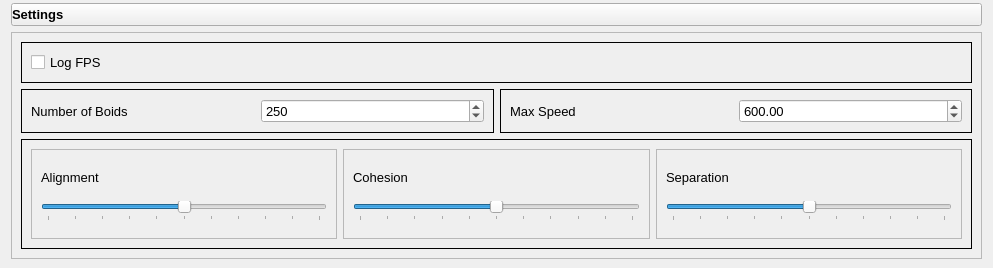
The window that ui/Settings.ui (kpdudek/Boids) describes before a commit, drawn with Qt 5.
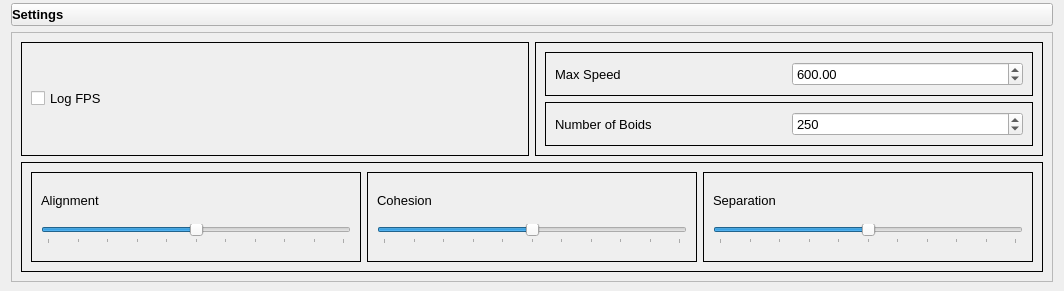
The same window after the commit. Icons and pictures are not drawn.

The edit to the form file:
```diff
--- a/ui/Settings.ui
+++ b/ui/Settings.ui
@@ -6,8 +6,8 @@
    <rect>
     <x>0</x>
     <y>0</y>
-    <width>993</width>
-    <height>264</height>
+    <width>1064</width>
+    <height>288</height>
    </rect>
   </property>
   <property name="sizePolicy">
@@ -76,94 +76,31 @@
       <enum>QFrame::Plain</enum>
      </property>
      <layout class="QGridLayout" name="gridLayout_9">
-      <item row="1" column="1">
-       <widget class="QFrame" name="frame_5">
+      <item row="0" column="0" colspan="2">
+       <widget class="QFrame" name="frame">
         <property name="frameShape">
          <enum>QFrame::Box</enum>
         </property>
         <property name="frameShadow">
          <enum>QFrame::Plain</enum>
         </property>
-        <layout class="QGridLayout" name="gridLayout_7">
-         <item row="0" column="0">
-          <widget class="QLabel" name="label_5">
+        <layout class="QGridLayout" name="gridLayout_6">
+         <item row="1" column="0">
+          <widget class="QCheckBox" name="checkBox">
            <property name="font">
             <font>
              <pointsize>10</pointsize>
             </font>
            </property>
            <property name="text">
-            <string>Max Speed</string>
+            <string>Log FPS</string>
            </property>
           </widget>
          </item>
-         <item row="0" column="1">
-          <widget class="QDoubleSpinBox" name="doubleSpinBox">
-           <property name="font">
-            <font>
-             <pointsize>10</pointsize>
-            </font>
-           </property>
-           <property name="minimum">
-            <double>1.000000000000000</double>
-           </property>
-           <property name="maximum">
-            <double>1000.000000000000000</double>
-           </property>
-           <property name="singleStep">
-            <double>10.000000000000000</double>
-           </property>
-           <property name="value">
-            <double>600.000000000000000</double>
-           </property>
-          </widget>
-         </item>
         </layout>
        </widget>
       </item>
-      <item row="1" column="0">
-       <widget class="QFrame" name="frame_6">
-        <property name="frameShape">
-         <enum>QFrame::Box</enum>
-        </property>
-        <property name="frameShadow">
-         <enum>QFrame::Plain</enum>
-        </property>
-        <layout class="QGridLayout" name="gridLayout_8">
-         <item row="0" column="0">
-          <widget class="QLabel" name="label_4">
-           <property name="font">
-            <font>
-             <pointsize>10</pointsize>
-            </font>
-           </property>
-           <property name="text">
-            <string>Number of Boids</string>
-           </property>
-          </widget>
-         </item>
-         <item row="0" column="1">
-          <widget class="QSpinBox" name="spinBox">
-           <property name="font">
-            <font>
-             <pointsize>10</pointsize>
-            </font>
-           </property>
-           <property name="minimum">
-            <number>1</number>
-           </property>
-           <property name="maximum">
-            <number>500</number>
-           </property>
-           <property name="value">
-            <number>250</number>
-           </property>
-          </widget>
-         </item>
-        </layout>
-       </widget>
-      </item>
-      <item row="2" column="0" colspan="2">
+      <item row="2" column="0" colspan="4">
        <widget class="QFrame" name="flocking_settings">
         <property name="minimumSize">
          <size>
@@ -208,10 +145,10 @@
             </size>
            </property>
            <property name="frameShape">
-            <enum>QFrame::StyledPanel</enum>
+            <enum>QFrame::Box</enum>
            </property>
            <property name="frameShadow">
-            <enum>QFrame::Raised</enum>
+            <enum>QFrame::Plain</enum>
            </property>
            <layout class="QGridLayout" name="gridLayout_5">
             <item row="0" column="0">
@@ -269,10 +206,10 @@
             </size>
            </property>
            <property name="frameShape">
-            <enum>QFrame::StyledPanel</enum>
+            <enum>QFrame::Box</enum>
            </property>
            <property name="frameShadow">
-            <enum>QFrame::Raised</enum>
+            <enum>QFrame::Plain</enum>
            </property>
            <layout class="QGridLayout" name="gridLayout_4">
             <item row="1" column="0">
@@ -330,10 +267,10 @@
             </size>
            </property>
            <property name="frameShape">
-            <enum>QFrame::StyledPanel</enum>
+            <enum>QFrame::Box</enum>
            </property>
            <property name="frameShadow">
-            <enum>QFrame::Raised</enum>
+            <enum>QFrame::Plain</enum>
            </property>
            <layout class="QGridLayout" name="gridLayout_3">
             <item row="0" column="0">
@@ -385,25 +322,100 @@
         </layout>
        </widget>
       </item>
-      <item row="0" column="0" colspan="2">
-       <widget class="QFrame" name="frame">
+      <item row="0" column="2" colspan="2">
+       <widget class="QFrame" name="frame_7">
         <property name="frameShape">
          <enum>QFrame::Box</enum>
         </property>
         <property name="frameShadow">
          <enum>QFrame::Plain</enum>
         </property>
-        <layout class="QGridLayout" name="gridLayout_6">
+        <layout class="QGridLayout" name="gridLayout_10">
+         <item row="0" column="0">
+          <widget class="QFrame" name="frame_5">
+           <property name="frameShape">
+            <enum>QFrame::Box</enum>
+           </property>
+           <property name="frameShadow">
+            <enum>QFrame::Plain</enum>
+           </property>
+           <layout class="QGridLayout" name="gridLayout_7">
+            <item row="0" column="0">
+             <widget class="QLabel" name="label_5">
+              <property name="font">
+               <font>
+                <pointsize>10</pointsize>
+               </font>
+              </property>
+              <property name="text">
+               <string>Max Speed</string>
+              </property>
+             </widget>
+            </item>
+            <item row="0" column="1">
+             <widget class="QDoubleSpinBox" name="doubleSpinBox">
+              <property name="font">
+               <font>
+                <pointsize>10</pointsize>
+               </font>
+              </property>
+              <property name="minimum">
+               <double>1.000000000000000</double>
+              </property>
+              <property name="maximum">
+               <double>1000.000000000000000</double>
+              </property>
+              <property name="singleStep">
+               <double>10.000000000000000</double>
+              </property>
+              <property name="value">
+               <double>600.000000000000000</double>
+              </property>
+             </widget>
+            </item>
+           </layout>
+          </widget>
+         </item>
          <item row="1" column="0">
-          <widget class="QCheckBox" name="checkBox">
-           <property name="font">
-            <font>
-             <pointsize>10</pointsize>
-            </font>
+          <widget class="QFrame" name="frame_6">
+           <property name="frameShape">
+            <enum>QFrame::Box</enum>
            </property>
-           <property name="text">
-            <string>Log FPS</string>
+           <property name="frameShadow">
+            <enum>QFrame::Plain</enum>
            </property>
+           <layout class="QGridLayout" name="gridLayout_8">
+            <item row="0" column="0">
+             <widget class="QLabel" name="label_4">
+              <property name="font">
+               <font>
+                <pointsize>10</pointsize>
+               </font>
+              </property>
+              <property name="text">
+               <string>Number of Boids</string>
+              </property>
+             </widget>
+            </item>
+            <item row="0" column="1">
+             <widget class="QSpinBox" name="spinBox">
+              <property name="font">
+               <font>
+                <pointsize>10</pointsize>
+               </font>
+              </property>
+              <property name="minimum">
+               <number>1</number>
+              </property>
+              <property name="maximum">
+               <number>500</number>
+              </property>
+              <property name="value">
+               <number>250</number>
+              </property>
+             </widget>
+            </item>
+           </layout>
           </widget>
          </item>
         </layout>
```
